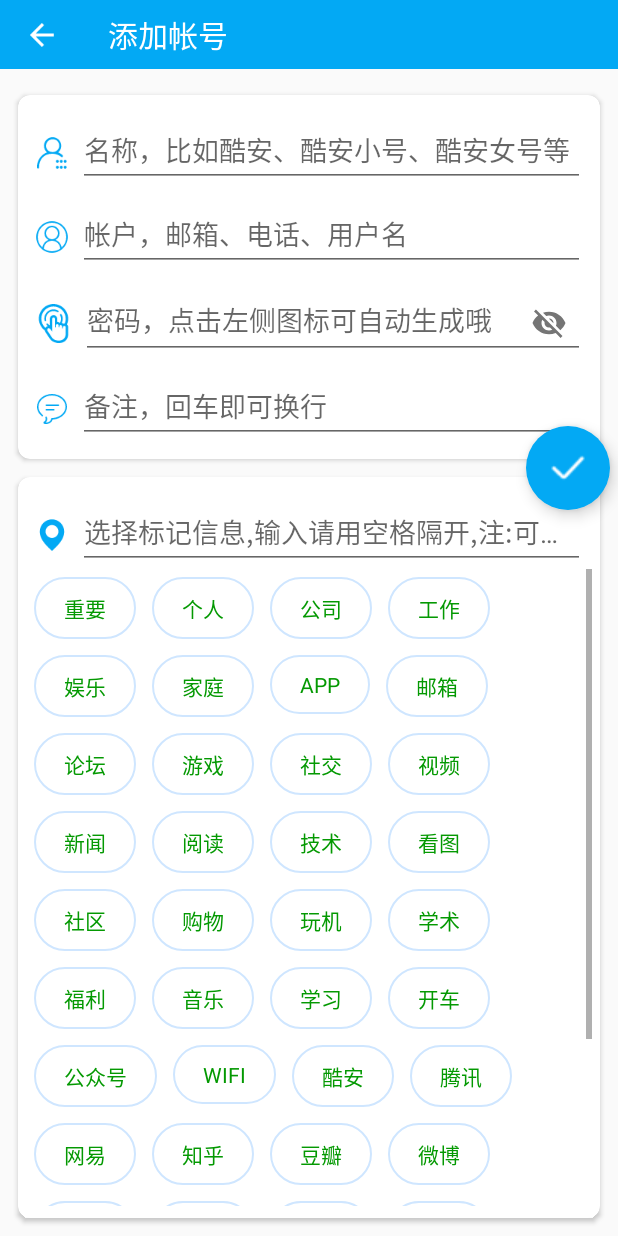
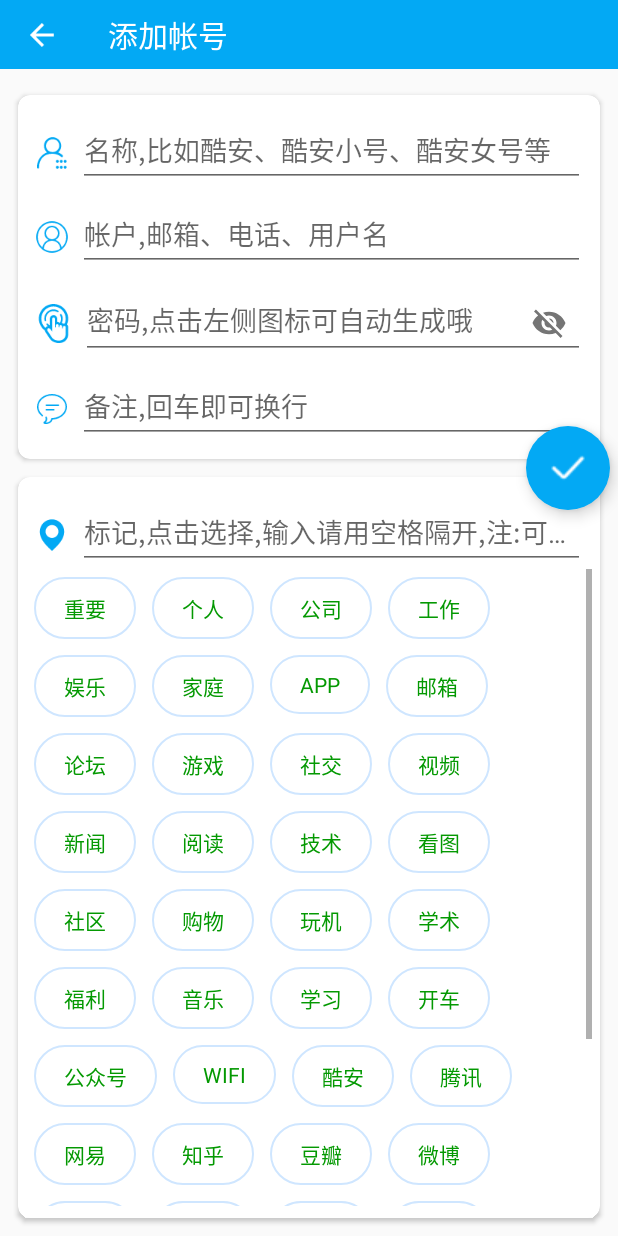
Before and after one commit to paradoxie/DizzyPassword, an Android app: the AddActivity screen opened directly, with no data from a screen before it, on a phone screen of 412 x 824 dp. Run offline under Robolectric (Android 15) with nearby library versions, the phone set to English and light mode, and no system bars; libraries missing offline, so code that uses them is left out: cn.bmob.v3, cn.pedant, rx.android.schedulers, rx.functions, rx.schedulers; 5 statements that could not run were skipped.

Commit message:
2017.12.8😀 0.0.X
-主页右上角领一波红包行不行呀？你有我有全都有呀~
-增加本地缓存，离线也能查看密码啦
-增加密码自动生成，点击左边的图标就ok
-更改添加条目页面的UI，应该要好看一点了
-优化主页刷新操作,增加了动画效果
-修复登录新账户时残留旧账户数据的bug

```diff
--- a/app/src/main/java/cf/paradoxie/dizzypassword/activity/AddActivity.java
+++ b/app/src/main/java/cf/paradoxie/dizzypassword/activity/AddActivity.java
@@ -207,11 +207,11 @@ public class AddActivity extends BaseActivity {
         passwordWrapper = (TextInputLayout) findViewById(R.id.passwordWrapper);
         noteWrapper = (TextInputLayout) findViewById(R.id.noteWrapper);
         tagWrapper = (TextInputLayout) findViewById(R.id.tagWrapper);
-        nameWrapper.setHint("名称，比如酷安、酷安小号、酷安女号等");
-        accountWrapper.setHint("帐户，邮箱、电话、用户名");
-        passwordWrapper.setHint("密码，点击左侧图标可自动生成哦");
-        noteWrapper.setHint("备注，回车即可换行");
-        tagWrapper.setHint("选择标记信息,输入请用空格隔开,注:可用于归类检索");
+        nameWrapper.setHint("名称,比如酷安、酷安小号、酷安女号等");
+        accountWrapper.setHint("帐户,邮箱、电话、用户名");
+        passwordWrapper.setHint("密码,点击左侧图标可自动生成哦");
+        noteWrapper.setHint("备注,回车即可换行");
+        tagWrapper.setHint("标记,点击选择,输入请用空格隔开,注:可用于归类检索");
 
 
         et_name = (EditText) findViewById(R.id.et_name);
--- a/app/src/main/java/cf/paradoxie/dizzypassword/activity/SettingActivity.java
+++ b/app/src/main/java/cf/paradoxie/dizzypassword/activity/SettingActivity.java
@@ -85,7 +85,7 @@ public class SettingActivity extends BaseActivity {
                         public void posClickListener(String value) {
                             //校验密码
                             if (value.equals(SPUtils.get("password", "") + "")) {
-                                SPUtils.remove("name");//清除用户记录
+                                SPUtils.clear();//清除用户记录
                                 BmobUser.logOut();   //清除缓存用户对象
                                 AppManager.getAppManager().finishAllActivity();
                                 startActivity(new Intent(SettingActivity.this, SignActivity.class));
--- a/app/src/main/java/cf/paradoxie/dizzypassword/utils/SPUtils.java
+++ b/app/src/main/java/cf/paradoxie/dizzypassword/utils/SPUtils.java
@@ -165,9 +165,14 @@ public class SPUtils {
     public static void clear() {
         SharedPreferences sp = MyApplication.getContext()
                 .getSharedPreferences(FILE_NAME, Context.MODE_PRIVATE);
+        SharedPreferences sp_1 = MyApplication.getContext()
+                .getSharedPreferences(FILE_NAME_LIST, Context.MODE_PRIVATE);
         SharedPreferences.Editor editor = sp.edit();
         editor.clear();
+        SharedPreferences.Editor editor_1 = sp_1.edit();
+        editor_1.clear();
         SharedPreferencesCompat.apply(editor);
+        SharedPreferencesCompat.apply(editor_1);
     }
 
 
--- a/app/src/main/res/layout/activity_add.xml
+++ b/app/src/main/res/layout/activity_add.xml
@@ -25,6 +25,7 @@
             android:layout_marginTop="17dp"
             android:background="@color/bg_color"
             validation:cardCornerRadius="8dp">
+
 
             <LinearLayout
                 android:layout_width="match_parent"
@@ -155,6 +156,7 @@
                             android:hint="备注"
                             android:maxLines="5"/>
                     </android.support.design.widget.TextInputLayout>
+
                 </LinearLayout>
             </LinearLayout>
         </android.support.v7.widget.CardView>
@@ -211,6 +213,7 @@
                         android:layout_marginRight="10dp"
                         android:layout_marginTop="5dp">
 
+
                         <cf.paradoxie.dizzypassword.view.ClearableEditText
                             android:id="@+id/et_tag"
                             android:layout_width="match_parent"
@@ -218,6 +221,7 @@
                             android:hint="标记"
                             android:maxLines="1"/>
                     </android.support.design.widget.TextInputLayout>
+
                 </LinearLayout>
 
                 <ScrollView
```
